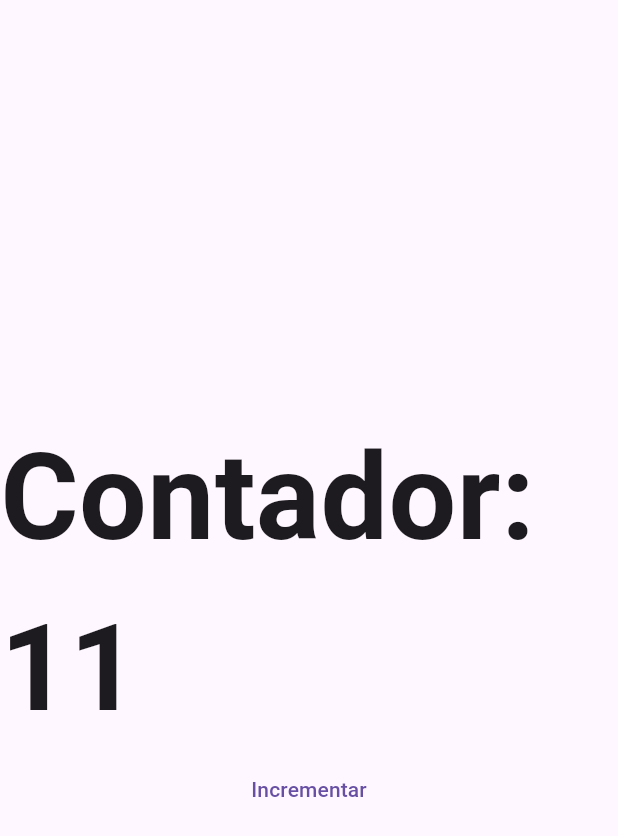
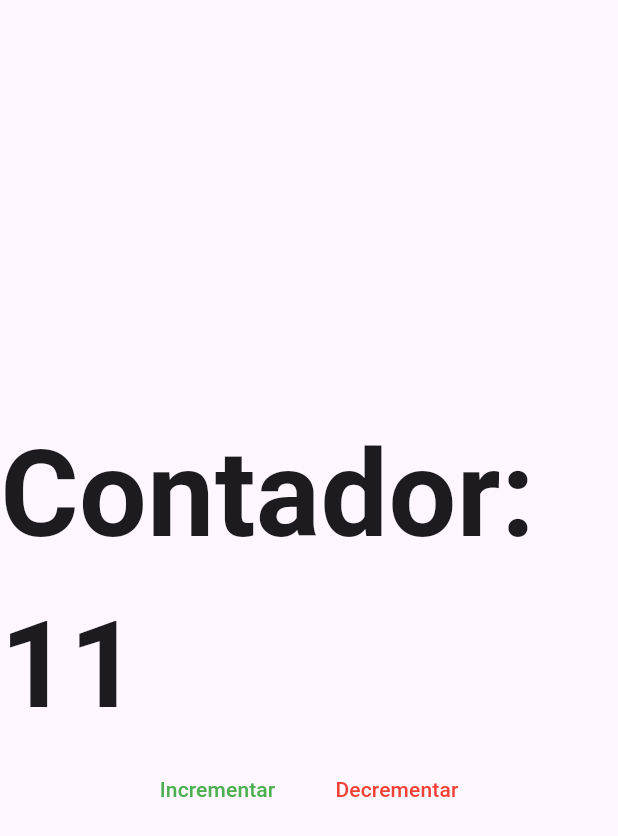
Before and after one commit to abelborit/flutter_web_bases, a Flutter app: the screen it shows after launch, after a tap on "Incrementar", on a phone screen of 412 x 824 dp. Shown: the top 836 px of the screen. Run offline on Flutter 3.47's test engine with Material 3 defaults, Android fonts, the phone set to English and light mode, and no system bars.

Commit message:
[add] CustomFlatButton

```diff
--- a/lib/ui/pages/counter_page.dart
+++ b/lib/ui/pages/counter_page.dart
@@ -1,4 +1,5 @@
 import 'package:flutter/material.dart';
+import 'package:flutter_web_bases/ui/shared/custom_flat_button.dart';
 
 class CounterPage extends StatefulWidget {
   const CounterPage({super.key});
@@ -21,13 +22,33 @@
             style: TextStyle(fontSize: 80, fontWeight: FontWeight.bold),
           ),
 
-          TextButton(
-            onPressed: () {
-              setState(() {
-                counter++;
-              });
-            },
-            child: Text("Incrementar"),
+          Row(
+            mainAxisAlignment: MainAxisAlignment.center,
+            children: [
+              CustomFlatButton(
+                text: "Incrementar",
+                /* FORMA 1 */
+                onPressed: () => setState(() => counter++),
+                /* FORMA 2 */
+                // onPressed: () {
+                //   setState(() {
+                //     counter++;
+                //   });
+                // },
+              ),
+              CustomFlatButton(
+                text: "Decrementar",
+                color: Colors.red,
+                /* FORMA 1 */
+                onPressed: () => setState(() => counter--),
+                /* FORMA 2 */
+                // onPressed: () {
+                //   setState(() {
+                //     counter++;
+                //   });
+                // },
+              ),
+            ],
           ),
         ],
       ),
--- /dev/null
+++ b/lib/ui/shared/custom_flat_button.dart
@@ -0,0 +1,25 @@
+import 'package:flutter/material.dart';
+
+class CustomFlatButton extends StatelessWidget {
+  /* para pasar argumentos y como es un "StatelessWidget" entonces quiere decir que no va a manejar estados, o al menos NO lo hará de forma directa, entonces el "final" es para tener como esas propiedades que no se van a cambiar de forma directa sino desde afuera o mejor dicho hasta que algún componente padre se redibuje o re-renderice y fuerce a este componente hijo a que se renderice de nuevo */
+  final String text;
+  final Color color;
+  final Function onPressed;
+
+  /* crear un constructor con los datos necesarios */
+  const CustomFlatButton({
+    super.key,
+    required this.text,
+    required this.onPressed,
+    this.color = Colors.green,
+  });
+
+  @override
+  Widget build(BuildContext context) {
+    return TextButton(
+      style: TextButton.styleFrom(foregroundColor: color),
+      onPressed: () => onPressed(),
+      child: Padding(padding: const EdgeInsets.all(8.0), child: Text(text)),
+    );
+  }
+}
```
